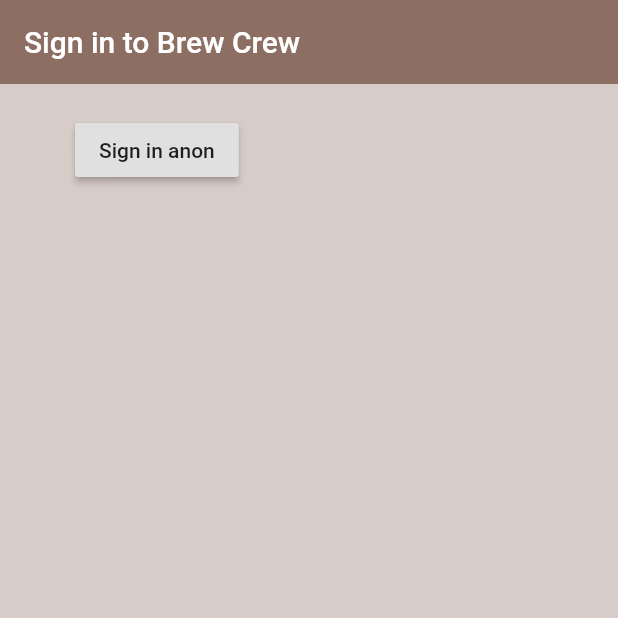
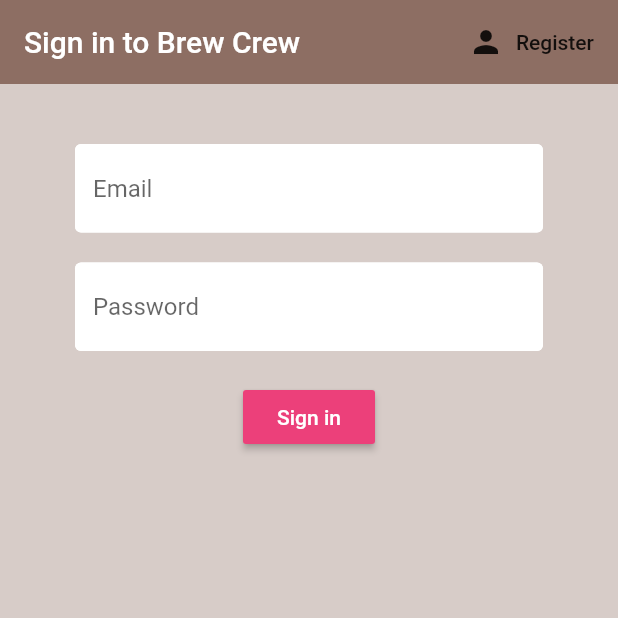
Before and after one commit to SrSanchez10/flutter_and_firebase_app, a Flutter app: the screen it shows after launch, on a phone screen of 412 x 824 dp, the top half of it. Run offline on Flutter 3.47's test engine with Material 2 defaults, Android fonts, the phone set to English and light mode, and no system bars; our stand-ins replace cloud_firestore, firebase_auth, flutter_spinkit; accounts and stored records are empty.

```diff
--- /dev/null
+++ b/lib/models/brew.dart
@@ -0,0 +1,9 @@
+class Brew {
+
+  final String name;
+  final String sugars;
+  final int strength;
+
+  Brew({ this.name, this.sugars, this.strength });
+
+}
--- a/lib/screens/authenticate/authenticate.dart
+++ b/lib/screens/authenticate/authenticate.dart
@@ -1,3 +1,4 @@
+import 'package:firebase_app/screens/authenticate/register.dart';
 import "package:flutter/material.dart";
 
 import 'sign_in.dart';
@@ -22,11 +23,20 @@ class _AuthenticateState extends State<Authenticate> {
     super.dispose();
   }
 
+  bool showSignIn = true;
+
+  void toggleView(){
+    setState(() => showSignIn = !showSignIn);
+  }
+
   @override
   Widget build(BuildContext context) {
-    // TODO: implement build
-    return Container(
-      child: SignIn(),
-    );
+
+    if (showSignIn){
+      return SignIn(toggleView: toggleView);
+    } else {
+      return Register(toggleView: toggleView);
+    }
+
   }
 }
--- a/lib/screens/authenticate/sign_in.dart
+++ b/lib/screens/authenticate/sign_in.dart
@@ -1,9 +1,12 @@
+import 'package:firebase_app/shared/loading.dart';
 import 'package:flutter/material.dart';
 
+import 'package:firebase_app/shared/constants.dart';
 import '../services/auth.dart';
 
 class SignIn extends StatefulWidget {
-  SignIn({Key key}) : super(key: key);
+  final Function toggleView;
+  SignIn({this.toggleView});
 
   @override
   _SignInState createState() {
@@ -12,8 +15,14 @@ class SignIn extends StatefulWidget {
 }
 
 class _SignInState extends State<SignIn> {
+  final AuthService _auth = AuthService();
+  final _formKey = GlobalKey<FormState>();
+  bool loading = false;
 
-  final AuthService _auth = AuthService();
+  // text field state
+  String email = '';
+  String password = '';
+  String error = '';
 
   @override
   void initState() {
@@ -27,26 +36,79 @@ class _SignInState extends State<SignIn> {
 
   @override
   Widget build(BuildContext context) {
-    return Scaffold(
+    return loading
+        ? Loading()
+        : Scaffold(
             backgroundColor: Colors.brown[100],
             appBar: AppBar(
               backgroundColor: Colors.brown[400],
               elevation: 0.0,
               title: Text('Sign in to Brew Crew'),
+              actions: [
+                FlatButton.icon(
+                    onPressed: () {
+                      widget.toggleView();
+                    },
+                    icon: Icon(Icons.person),
+                    label: Text('Register'))
+              ],
             ),
             body: Container(
               padding: EdgeInsets.symmetric(vertical: 20.0, horizontal: 50.0),
-        child: RaisedButton(
-          child: Text('Sign in anon'),
+              child: Form(
+                key: _formKey,
+                child: Column(
+                  children: [
+                    SizedBox(height: 20),
+                    TextFormField(
+                      decoration:
+                          textInputDecoration.copyWith(hintText: 'Email'),
+                      validator: (val) => val.isEmpty ? 'Enter an email' : null,
+                      onChanged: (value) {
+                        setState(() => email = value);
+                      },
+                    ),
+                    SizedBox(height: 20),
+                    TextFormField(
+                      decoration:
+                          textInputDecoration.copyWith(hintText: 'Password'),
+                      validator: (val) => val.length < 6
+                          ? 'Enter a password 6+ chars long'
+                          : null,
+                      obscureText: true,
+                      onChanged: (value) {
+                        setState(() => password = value);
+                      },
+                    ),
+                    SizedBox(height: 20),
+                    RaisedButton(
+                      color: Colors.pink[400],
+                      child: Text(
+                        'Sign in',
+                        style: TextStyle(color: Colors.white),
+                      ),
                       onPressed: () async {
-            dynamic result = await _auth.signInAnon();
-            if (result==null){
-              print('error signing in');
-            } else {
-              print('Signing in');
-              print(result.uid);
+                        if (_formKey.currentState.validate()) {
+                          setState(() => loading = true);
+                          dynamic result = await _auth
+                              .signInWithEmailAndPassword(email, password);
+                          if (result == null) {
+                            setState(() {
+                              error =
+                                  'cloud not sign in with those crerdentials';
+                              loading = false;
+                            });
+                          }
                         }
                       },
+                    ),
+                    SizedBox(height: 12.0),
+                    Text(
+                      error,
+                      style: TextStyle(color: Colors.red, fontSize: 14.0),
+                    )
+                  ],
+                ),
               ),
             ),
           );
--- /dev/null
+++ b/lib/shared/constants.dart
@@ -0,0 +1,12 @@
+import 'package:flutter/material.dart';
+
+const textInputDecoration = InputDecoration(
+  fillColor: Colors.white,
+  filled: true,
+  enabledBorder: OutlineInputBorder(
+      borderSide: BorderSide(color: Colors.white, width: 2.0)
+  ),
+  focusedBorder: OutlineInputBorder(
+      borderSide: BorderSide(color: Colors.pink, width: 2.0)
+  ),
+);
--- a/pubspec.yaml
+++ b/pubspec.yaml
@@ -31,6 +31,7 @@ dependencies:
   firebase_auth: ^0.14.0+5
   cloud_firestore: ^0.12.9+4
   provider: ^3.1.0
+  flutter_spinkit: ^4.0.0
 
 dev_dependencies:
   flutter_test:
```
Also changed, not shown: lib/screens/authenticate/register.dart (added, +110 -0 lines), lib/screens/home/brew_list.dart (added, +33 -0 lines), lib/screens/home/brew_tile.dart (added, +25 -0 lines), lib/screens/home/home.dart (+22 -3 lines), lib/screens/home/settings_form.dart (added, +17 -0 lines), lib/screens/services/auth.dart (+26 -0 lines), lib/screens/services/database.dart (added, +39 -0 lines), lib/shared/loading.dart (added, +20 -0 lines), pubspec.lock. Lines whose indentation alone changed are shown as unchanged.
